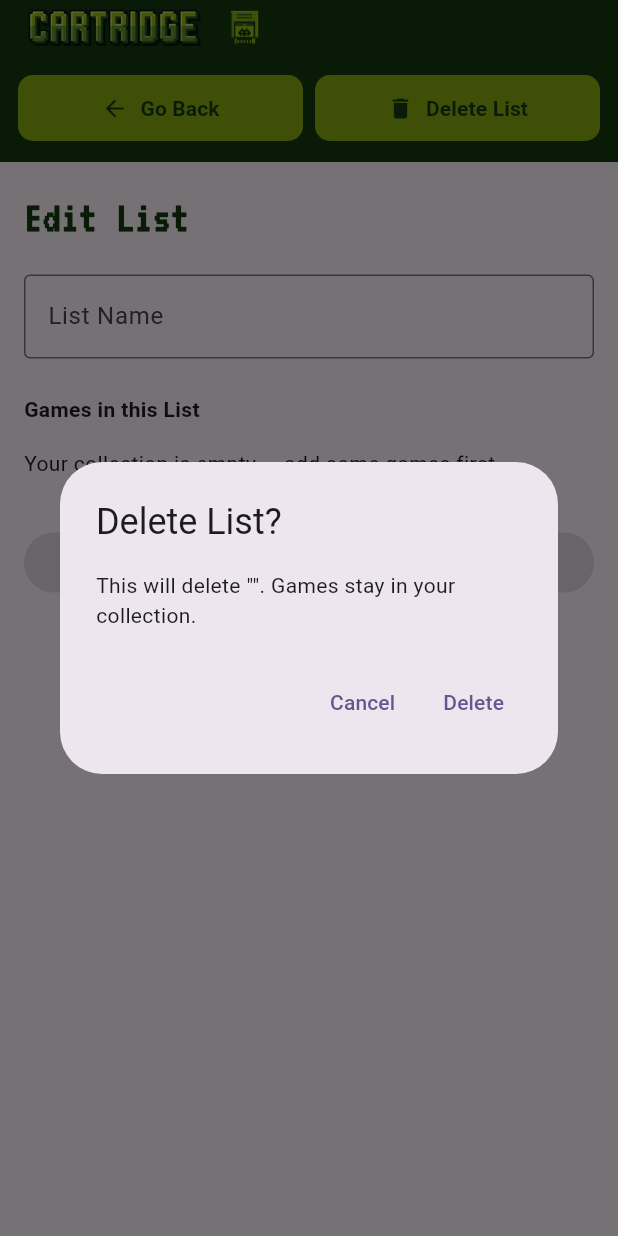
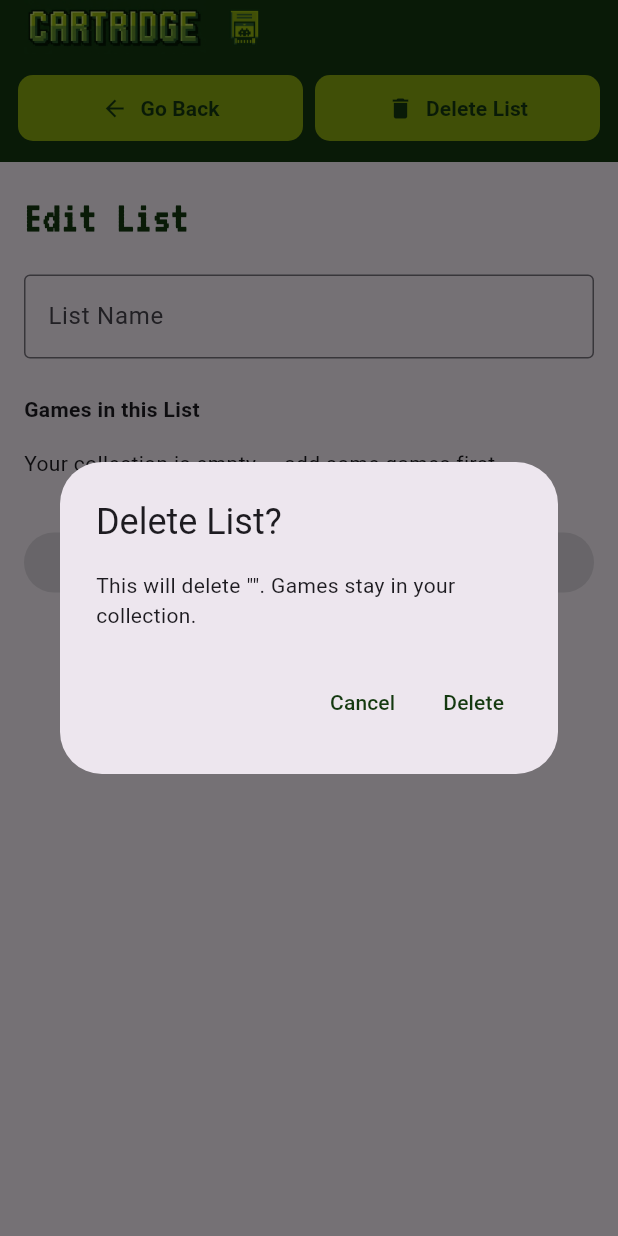
Before and after one commit to Ayloonah/POOSD-Cartridge, a Flutter app: the EditListScreen screen opened directly with empty values, after a tap on "Delete List", on a phone screen of 412 x 824 dp. Run offline on Flutter 3.47's test engine with Material 3 defaults, Android fonts, the phone set to English and light mode, and no system bars; our stand-ins replace google_fonts, shared_preferences; accounts and stored records are empty.

Commit message:
updates to the delete pop ups

```diff
--- a/mobile/lib/screens/edit_list_screen.dart
+++ b/mobile/lib/screens/edit_list_screen.dart
@@ -154,18 +154,25 @@ class _EditListScreenState extends State<EditListScreen> {
     final confirmed = await showDialog<bool>(
       context: context,
       builder: (context) => AlertDialog(
-        title: const Text('Delete List?'),
+        title: Text('Delete List?', style: GoogleFonts.roboto()),
         content: Text(
           'This will delete "${widget.list['name']}". Games stay in your collection.',
+          style: GoogleFonts.roboto(),
         ),
         actions: [
           TextButton(
             onPressed: () => Navigator.pop(context, false),
-            child: const Text('Cancel'),
+            child: Text(
+              'Cancel',
+              style: GoogleFonts.roboto(color: AppColors.darkGreen),
+            ),
           ),
           TextButton(
             onPressed: () => Navigator.pop(context, true),
-            child: const Text('Delete'),
+            child: Text(
+              'Delete',
+              style: GoogleFonts.roboto(color: AppColors.darkGreen),
+            ),
           ),
         ],
       ),
```
Also changed, not shown: mobile/lib/screens/game_detail_screen.dart (+8 -2 lines), mobile/lib/screens/settings_screen.dart (+8 -2 lines).
